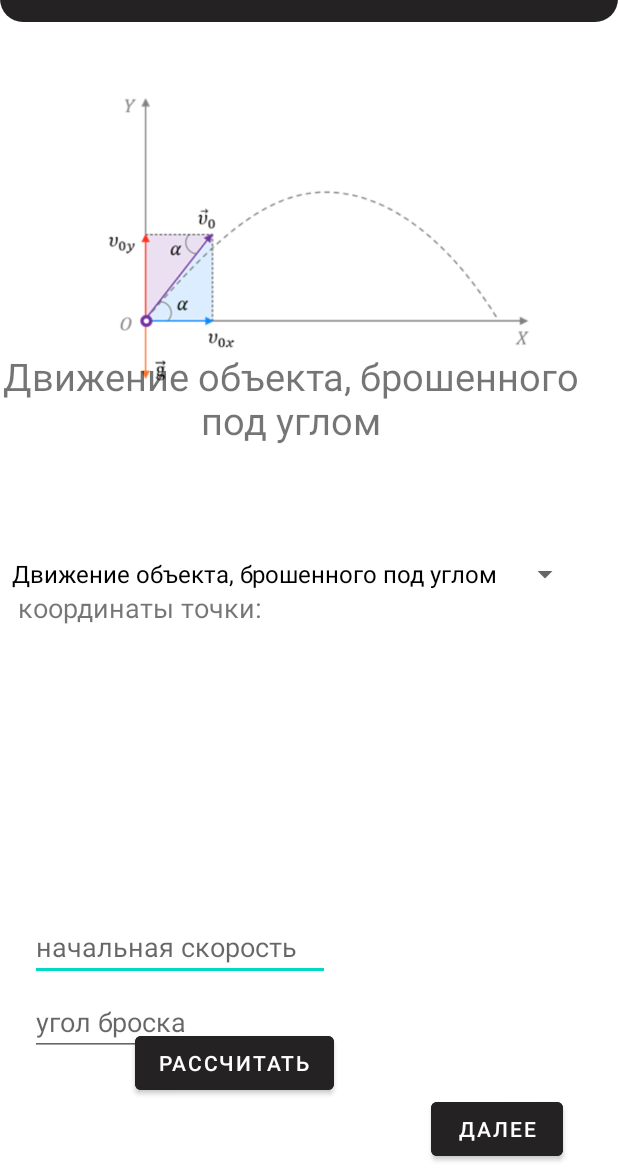
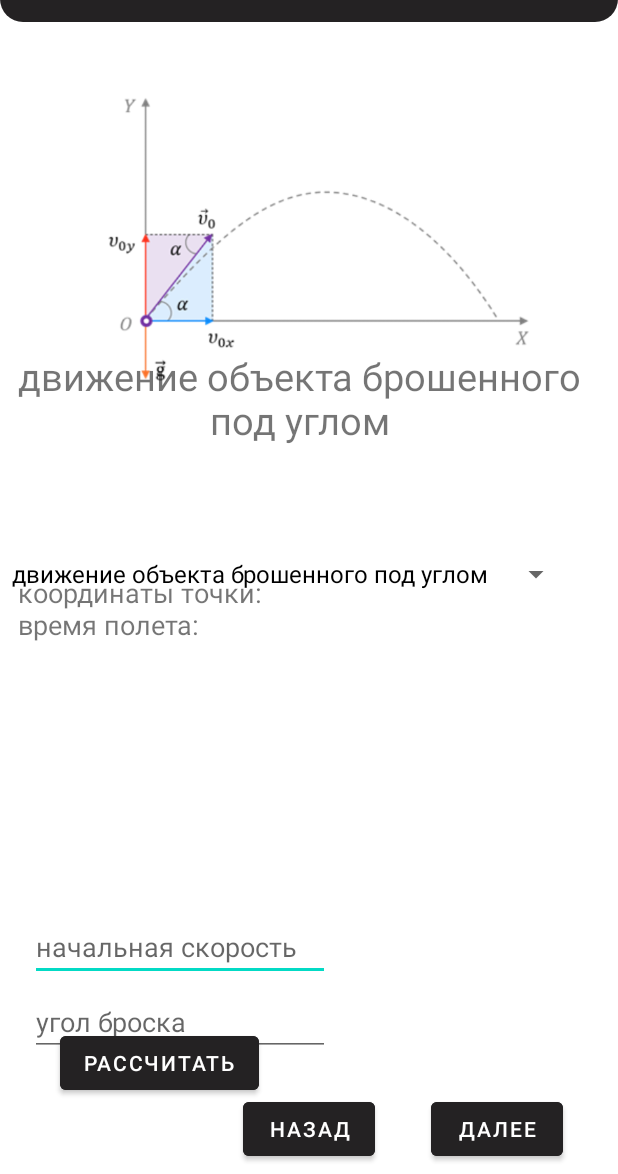
Before and after one commit to drDeepl/institute-mobile-labs, an Android app: the ModelPointActivity screen opened directly, with no data from a screen before it, on a phone screen of 412 x 824 dp, the part 62-1236 px from its top. Run offline under Robolectric (Android 15) with nearby library versions, the phone set to English and light mode, and no system bars.

```diff
--- a/app/src/main/AndroidManifest.xml
+++ b/app/src/main/AndroidManifest.xml
@@ -12,6 +12,9 @@
         android:supportsRtl="true"
         android:theme="@style/Theme.Lab3"
         tools:targetApi="31">
+        <activity
+            android:name=".UtilityBillsActivity"
+            android:exported="false" />
         <activity
             android:name=".ModelPointActivity"
             android:exported="false" />
--- a/app/src/main/java/com/labs/lab3/ModelPointActivity.kt
+++ b/app/src/main/java/com/labs/lab3/ModelPointActivity.kt
@@ -1,5 +1,6 @@
 package com.labs.lab3
 
+import android.content.Intent
 import androidx.appcompat.app.AppCompatActivity
 import android.os.Bundle
 import android.view.View
@@ -7,6 +8,7 @@ import android.widget.AdapterView
 import android.widget.ArrayAdapter
 import android.widget.Button
 import android.widget.EditText
+import android.widget.ImageView
 import android.widget.Spinner
 import android.widget.TextView
 import android.widget.Toast
@@ -15,44 +17,88 @@ import com.labs.lab3.services.ModelMotionPoint
 class ModelPointActivity : AppCompatActivity() {
 
     private val modelChoices: Map<Int,String> = mapOf(
-       0 to "Движение под углом к горизонту",
+       0 to "движение под углом к горизонту",
         1 to  "свободное падение",
         )
 
-    private val textEditOfModelPoint: Map<Int,Array<String>> = mapOf(
-        0 to arrayOf("")
+    private val imagesTitleId: Map<String,Int> = mapOf(
+        "движение объекта брошенного под углом" to 0,
+        "свободное падение" to 1,
     )
 
+    private val resultText: Map<Int,String> = mapOf(
+        0 to "координаты точки:\nвремя полета:",
+        1 to "время падения:"
+    )
 
-
+    private var currentImageId: Int = 0
+    private var motionImages: Map<Int,String> = mapOf(0 to "shot", 1 to "free_fall")
     override fun onCreate(savedInstanceState: Bundle?) {
         super.onCreate(savedInstanceState)
         setContentView(R.layout.activity_model_point)
+        val inputV0: EditText = findViewById(R.id.inputV0)
+        val inputAlpha: EditText = findViewById(R.id.inputAlpha)
+        val inputH: EditText = findViewById(R.id.inputH)
+        val btnCalcPointCoord: Button = findViewById(R.id.btn_calc_time_fly)
+        val btnCalPriceCarActivity: Button = findViewById(R.id.btn_activity_car_price_calc)
+        btnCalPriceCarActivity.setOnClickListener {
+            val intent: Intent = Intent(this, CarPriceCalcActivity::class.java)
+            startActivity(intent)
+        }
 
-        val btnCalcPointCoord: Button = findViewById(R.id.btn_calc_time_fly)
+        val btnCalcUtilityBills: Button = findViewById(R.id.btn_calc_utility_bills_activity)
+        btnCalcUtilityBills.setOnClickListener {
+            val intentBills: Intent = Intent(this, UtilityBillsActivity::class.java)
+            startActivity(intentBills)
+        }
+
         btnCalcPointCoord.setOnClickListener {
-            val inputV0: EditText = findViewById(R.id.inputV0)
-            val inputAlpha: EditText = findViewById(R.id.inputAlpha)
-
-            val v0: Double = inputV0.text.toString().toDouble()
-            val alpha: Double = inputAlpha.text.toString().toDouble()
-
+            val textResultCoords: TextView = findViewById(R.id.resultCoords)
             val modelMotionPoint: ModelMotionPoint = ModelMotionPoint(0.0, 0.0)
-            val coords: Map<String, Double> = modelMotionPoint.AngleShot(v0, alpha)
-            val textResultCoords: TextView = findViewById(R.id.resultCoords)
-            textResultCoords.text ="x = " + coords.getValue("x") + "\ty = " + coords.getValue("y") + "\nt = " + coords.getValue(
+            if(currentImageId == 0){
+                val v0: Double = inputV0.text.toString().toDouble()
+                val alpha: Double = inputAlpha.text.toString().toDouble()
+                val coords: Map<String, Double> = modelMotionPoint.AngleShot(v0, alpha)
+                textResultCoords.text ="x = " + coords.getValue("x") + "\ty = " + coords.getValue("y") + "\nt = " + coords.getValue(
                     "t"
                 )
+            }
+            else if(currentImageId == 1){
+                val h: Double = inputH.text.toString().toDouble()
+                val time: Double = modelMotionPoint.freeFall(h)
+                textResultCoords.text = "t = " + time.toString()
+            }
+
         }
         val modelChoisesSpinner: Spinner = findViewById(R.id.spinnerModels);
-        val items: List<String> = listOf("Движение объекта, брошенного под углом", "Свободное падение")
+//        val items: List<String> = listOf("Движение объекта, брошенного под углом", "Свободное падение")
+        val items: List<String> = imagesTitleId.keys.toList()
         val arrayAdapter = ArrayAdapter<String>(this@ModelPointActivity, android.R.layout.simple_spinner_dropdown_item, items)
         modelChoisesSpinner.adapter = arrayAdapter
         modelChoisesSpinner.onItemSelectedListener = object : AdapterView.OnItemSelectedListener{
             override fun onItemSelected(p0: AdapterView<*>?, p1: View?, p2: Int, p3: Long) {
-                val selectedItem: String = modelChoisesSpinner.selectedItem.toString()
+
+                val selectedItem: String = modelChoisesSpinner.selectedItem.toString().trim()
+
                 val modelPointTitle: TextView = findViewById(R.id.modelPointTitle)
                 modelPointTitle.text = selectedItem
+                val selectedImageId: Int = imagesTitleId.getValue(selectedItem.lowercase())
+                val resultTextTitle: TextView = findViewById(R.id.resultCoordsTitle)
+                resultTextTitle.text = resultText.getValue(selectedImageId)
+                currentImageId = selectedImageId
+                setImage(selectedImageId)
+                if(selectedImageId == 0){
+
+                    inputAlpha.setVisibility(View.VISIBLE)
+                    inputV0.setVisibility(View.VISIBLE)
+                    inputH.setVisibility(View.GONE)
+                }
+                else{
+                    inputAlpha.setVisibility(View.GONE)
+                    inputV0.setVisibility(View.GONE)
+                    inputH.setVisibility(View.VISIBLE)
+
+                }
 
             }
 
@@ -70,4 +116,11 @@ class ModelPointActivity : AppCompatActivity() {
     private fun showText(text:String){
         Toast.makeText(this, text, Toast.LENGTH_SHORT).show()
     }
+
+    private fun setImage(imageId: Int) {
+        currentImageId = imageId
+        val idImage: Int = resources.getIdentifier(motionImages.getValue(imageId), "drawable", packageName)
+        val pointImage: ImageView = findViewById(R.id.imageMotionPoint)
+        pointImage.setImageResource(idImage)
+    }
 }
--- a/app/src/main/res/layout/activity_model_point.xml
+++ b/app/src/main/res/layout/activity_model_point.xml
@@ -29,7 +29,7 @@
 
     <TextView
         android:id="@+id/modelPointTitle"
-        android:layout_width="wrap_content"
+        android:layout_width="match_parent"
         android:layout_height="wrap_content"
         android:layout_marginBottom="480dp"
         android:text=""
@@ -37,6 +37,7 @@
         app:layout_constraintEnd_toEndOf="parent"
         android:padding="5dp"
         android:gravity="center"
+        android:textAlignment="center"
         style="@style/PrimaryStyle"/>
 
 
@@ -71,12 +72,23 @@
         app:layout_constraintTop_toTopOf="parent"
         />
 
+    <EditText
+        android:id = "@+id/inputH"
+        android:layout_width="200dp"
+        android:layout_height="wrap_content"
+        android:layout_marginTop="700dp"
+        android:layout_marginLeft="20dp"
+        android:hint="высота"
+        app:layout_constraintStart_toStartOf="parent"
+        app:layout_constraintTop_toTopOf="parent"
+        />
+
 
 
     <TextView
         android:id="@+id/resultCoordsTitle"
         android:layout_width="200dp"
-        android:layout_height="40dp"
+        android:layout_height="50dp"
         android:layout_marginBottom="350dp"
         android:layout_marginRight="200dp"
         android:text="координаты точки:"
@@ -97,7 +109,7 @@
         android:layout_width="wrap_content"
         android:layout_height="wrap_content"
         android:layout_marginBottom="50dp"
-        android:layout_marginRight="100dp"
+        android:layout_marginRight="200dp"
         android:text="рассчитать"
         style="@style/PrimaryButton"
         app:layout_constraintBottom_toBottomOf="parent"
@@ -106,7 +118,7 @@
         app:layout_constraintStart_toStartOf="parent" />
 
     <Button
-        android:id="@+id/btn_calc_"
+        android:id="@+id/btn_calc_utility_bills_activity"
         android:layout_width="wrap_content"
         android:layout_height="wrap_content"
         android:layout_marginBottom="6dp"
@@ -118,6 +130,19 @@
         app:layout_constraintHorizontal_bias="0.5"
         app:layout_constraintStart_toStartOf="parent" />
 
+    <Button
+        android:id="@+id/btn_activity_car_price_calc"
+        android:layout_width="wrap_content"
+        android:layout_height="wrap_content"
+        android:layout_marginBottom="6dp"
+
+        android:text="назад"
+        style="@style/PrimaryButton"
+        app:layout_constraintBottom_toBottomOf="parent"
+        app:layout_constraintEnd_toEndOf="parent"
+        app:layout_constraintHorizontal_bias="0.5"
+        app:layout_constraintStart_toStartOf="parent" />
+
 
 
 </androidx.constraintlayout.widget.ConstraintLayout>
```
Also changed, not shown: app/src/main/java/com/labs/lab3/UtilityBillsActivity.kt (added, +19 -0 lines), app/src/main/res/layout/activity_utility_bills.xml (added, +45 -0 lines), app/src/main/res/drawable-mdpi/free_fall.png (added), app/src/main/res/drawable/image/free_fall.png (added).
